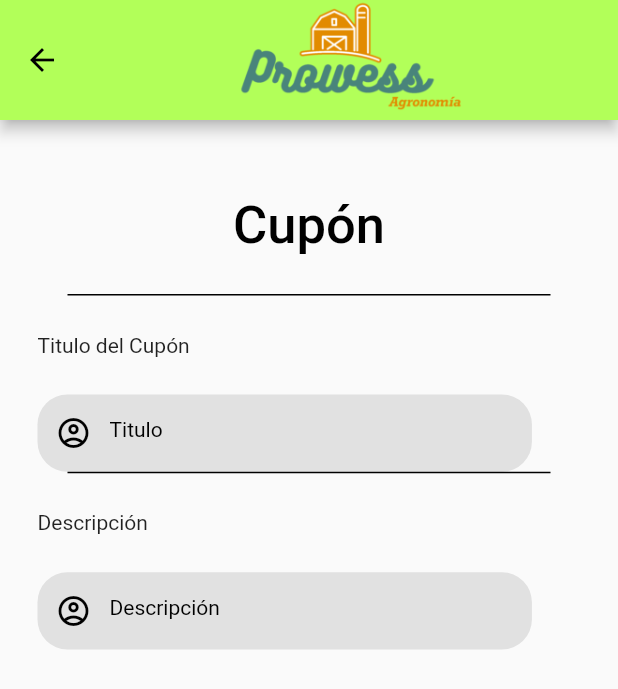
After one commit to ferdeX64/prowessagronomia, a Flutter app: the AddCuponPage screen opened directly, on a phone screen of 412 x 824 dp. The commit adds this screen. Shown: the top 689 px of the screen. Run offline on Flutter 3.47's test engine with Material 2 defaults, Android fonts, the phone set to English and light mode, and no system bars; our stand-ins replace accordion, carousel_slider, email_validator, flutter_slidable, image_picker, nb_utils and 3 more; missing offline and left inert: async_button_builder, date_range_form_field; accounts and stored records are empty; network calls fail.

Commit message:
Agregar Cupon

```diff
--- /dev/null
+++ b/lib/src/pages/add_cupon_page.dart
@@ -0,0 +1,157 @@
+import 'package:flutter/material.dart';
+
+class AddCuponPage extends StatefulWidget {
+  const AddCuponPage({Key? key}) : super(key: key);
+
+  @override
+  State<AddCuponPage> createState() => _AddCuponPageState();
+}
+
+class _AddCuponPageState extends State<AddCuponPage> {
+  @override
+  Widget build(BuildContext context) {
+    Size size = MediaQuery.of(context).size;
+    return SafeArea(
+      child: Scaffold(
+        appBar: AppBar(
+          toolbarHeight: 80,
+          backgroundColor: Colors.lightGreenAccent,
+          title: Row(
+            mainAxisAlignment: MainAxisAlignment.center,
+            children: [
+              Image.asset(
+                'assets/images/Logo_ProwessAgronomia.png',
+                fit: BoxFit.contain,
+                height: 150,
+                width: 150,
+              ),
+            ],
+          ),
+          leading: IconButton(
+            icon: const Icon(
+              Icons.arrow_back,
+              color: Colors.black,
+            ),
+            onPressed: () => Navigator.of(context).pop(),
+          )
+        ),
+        body: Container(
+          padding: const EdgeInsets.all(25),
+          child: SingleChildScrollView(
+            child: Column(
+              crossAxisAlignment: CrossAxisAlignment.start,
+              children:  <Widget>[
+                const Padding(
+                  padding: EdgeInsets.only(top: 25,bottom: 25),
+                  child: Center(
+                    child: Text('Cupón',
+                      style: TextStyle(
+                        fontWeight: FontWeight.w500,
+                        fontSize: 35,
+                        color: Colors.black
+                      ),
+                    ),
+                  ),
+                ),
+                const Divider(
+                  height: 1,
+                  thickness: 1,
+                  indent: 20,
+                  endIndent: 20,
+                  color: Colors.black,
+                ),
+                Padding(
+                  padding: const EdgeInsets.only(top: 25,bottom: 25),
+                  child: Row(
+                    mainAxisAlignment: MainAxisAlignment.start,
+                    children: const [
+                      Text('Titulo del Cupón',
+                        textAlign: TextAlign.left,
+                      ),
+                    ],
+                  ),
+                ),
+                Container(
+                  height: size.width / 8,
+                  width: size.width / 1.25,
+                  alignment: Alignment.center,
+                  padding: EdgeInsets.only(right: size.width / 30),
+                  decoration: BoxDecoration(
+                    color: Colors.black.withOpacity(.1),
+                    borderRadius: BorderRadius.circular(20),
+                  ),
+                  child: const TextField(
+                    style: TextStyle(
+                      color: Colors.black,
+                    ),
+                    keyboardType: TextInputType.text,
+                    decoration: InputDecoration(
+                      prefixIcon: Icon(
+                        Icons.account_circle_outlined,
+                        color: Colors.black,
+                      ),
+                      border: InputBorder.none,
+                      hintMaxLines: 1,
+                      hintText: 'Titulo',
+                      hintStyle: TextStyle(
+                        fontSize: 14,
+                        color: Colors.black,
+                      ),
+                    ),
+                  ),
+                ),
+                const Divider(
+                  height: 1,
+                  thickness: 1,
+                  indent: 20,
+                  endIndent: 20,
+                  color: Colors.black,
+                ),
+                Padding(
+                  padding: const EdgeInsets.only(top: 25,bottom: 25),
+                  child: Row(
+                    mainAxisAlignment: MainAxisAlignment.start,
+                    children: const [
+                      Text('Descripción',
+                        textAlign: TextAlign.left,
+                      ),
+                    ],
+                  ),
+                ),
+                Container(
+                  height: size.width / 8,
+                  width: size.width / 1.25,
+                  alignment: Alignment.center,
+                  padding: EdgeInsets.only(right: size.width / 30),
+                  decoration: BoxDecoration(
+                    color: Colors.black.withOpacity(.1),
+                    borderRadius: BorderRadius.circular(20),
+                  ),
+                  child: const TextField(
+                    style: TextStyle(
+                      color: Colors.black,
+                    ),
+                    keyboardType: TextInputType.text,
+                    decoration: InputDecoration(
+                      prefixIcon: Icon(
+                        Icons.account_circle_outlined,
+                        color: Colors.black,
+                      ),
+                      border: InputBorder.none,
+                      hintMaxLines: 1,
+                      hintText: 'Descripción',
+                      hintStyle: TextStyle(
+                        fontSize: 14,
+                        color: Colors.black,
+                      ),
+                    ),
+                  ),
+                ),
+              ],
+            ),
+          ),
+        )
+      )
+    );
+  }
+}
```
Also changed, not shown: lib/src/pages/cupon_page.dart (added, +112 -0 lines), lib/src/pages/profile_page.dart (+9 -1 lines), lib/src/widgets/widget_drawer.dart (+27 -1 lines), pubspec.lock.
